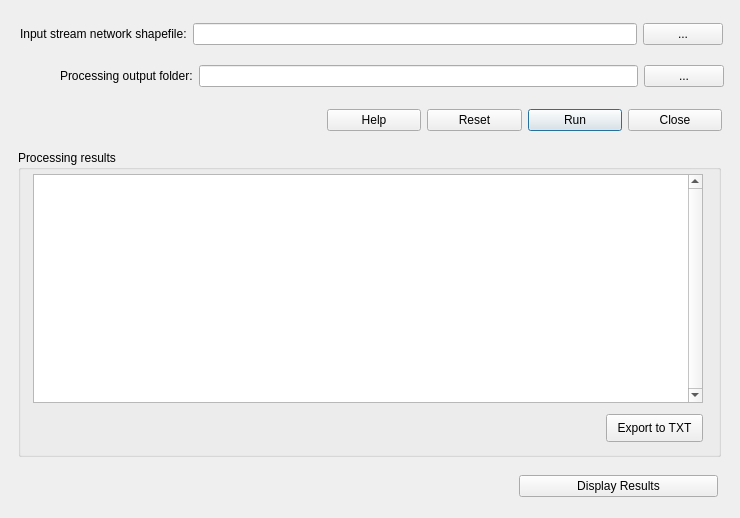
Before: the Qt Designer form find_subnetworks_dialog.ui in SouthForkResearch/pyGNAT, drawn with Qt 5.
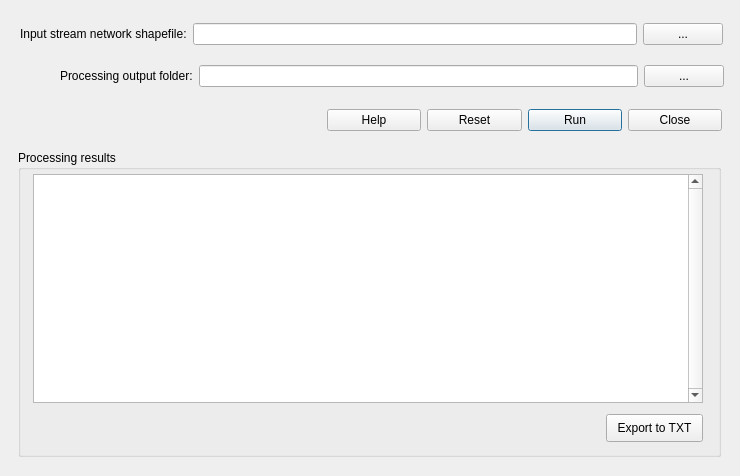
After: the same form once the commit is applied.

Commit message: Refactored existing functions into class methods. All methods should work with MultiDiGraph objects now.

Patch:
```diff
--- a/find_subnetworks_dialog.ui
+++ b/find_subnetworks_dialog.ui
@@ -7,7 +7,7 @@
     <x>0</x>
     <y>0</y>
     <width>740</width>
-    <height>518</height>
+    <height>476</height>
    </rect>
   </property>
   <property name="windowTitle">
@@ -133,25 +133,6 @@
     </item>
    </layout>
   </widget>
-  <widget class="QWidget" name="layoutWidget">
-   <property name="geometry">
-    <rect>
-     <x>519</x>
-     <y>471</y>
-     <width>199</width>
-     <height>30</height>
-    </rect>
-   </property>
-   <layout class="QHBoxLayout" name="horizontalLayout_8">
-    <item>
-     <widget class="QPushButton" name="btnDisplayResults">
-      <property name="text">
-       <string>Display Results</string>
-      </property>
-     </widget>
-    </item>
-   </layout>
-  </widget>
   <widget class="QGroupBox" name="groupBox">
    <property name="geometry">
     <rect>
```
The commit also changes 8 other files.
